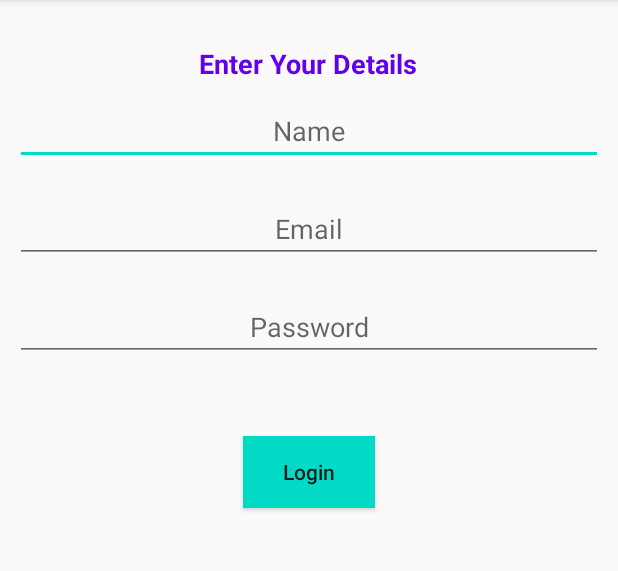
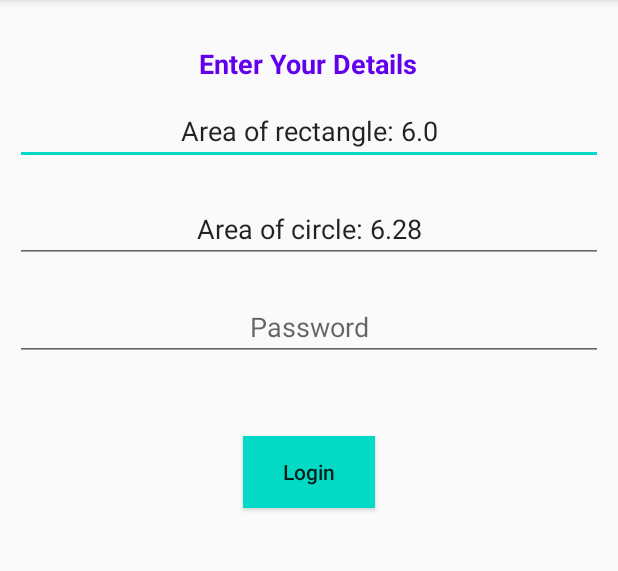
Before and after one commit to DevendraSaini180/Daily-Tasks, an Android app: the screen it shows after launch (MainActivity), after a tap on "Login", on a phone screen of 412 x 824 dp, the part 84-655 px from its top. Run offline under Robolectric (Android 15) with nearby library versions, the phone set to English and light mode, and no system bars.

Commit message:
second commit with abstract example

```diff
--- a/app/src/main/java/com/devendrasaini/sharedpreferencesapplication/MainActivity.java
+++ b/app/src/main/java/com/devendrasaini/sharedpreferencesapplication/MainActivity.java
@@ -11,7 +11,7 @@ import android.widget.Toast;
 
 public class MainActivity extends AppCompatActivity {
 
-    EditText textName, textPassword, textEmail;
+    EditText rectArea, textPassword, rectCircle;
     Button btnSave;
 
 
@@ -20,26 +20,43 @@ public class MainActivity extends AppCompatActivity {
         super.onCreate(savedInstanceState);
         setContentView(R.layout.activity_main);
 
+        uiInitialization();
+        btnLogin();
+    }
+
+    public void uiInitialization() {
+        rectArea = findViewById(R.id.editTextName);
+        rectCircle = findViewById(R.id.editTextEmail);
         btnSave = findViewById(R.id.button);
-
+    }
+    public void btnLogin() {
         btnSave.setOnClickListener(v -> {
+            interfaceDemo();
+            abstractDemo();
+        });
+    }
+    public void interfaceDemo() {
         Bicycle bicycle = new Bicycle();
         bicycle.changeGear(2);
         bicycle.speedUp(3);
         bicycle.applyBrakes(1);
 
-            System.out.println("Bicycle present state : ");
         Toast.makeText(this,"speed of bike is: "+ String.valueOf(bicycle.printStates()), Toast.LENGTH_SHORT).show();
-
-            //creating instance of bike
 
         Bike bike = new Bike();
         bike.changeGear(1);
         bike.speedUp(4);
         bike.applyBrakes(3);
 
-            System.out.println("Bike present state : ");
         Toast.makeText(this,"speed of bike is: "+String.valueOf(bike.printStates()), Toast.LENGTH_SHORT).show();
-        });
+    }
+    public void abstractDemo() {
+        Shape rect = new Rectangle(2, 3, "Rectangle");
+
+        Shape circle = new Circle(2, "Circle");
+
+        rectArea.setText("Area of rectangle: " +String.valueOf(rect.area()));
+
+        rectCircle.setText("Area of circle: " + String.valueOf(circle.area()));
     }
 }
--- /dev/null
+++ b/app/src/main/java/com/devendrasaini/sharedpreferencesapplication/Shape.java
@@ -0,0 +1,44 @@
+package com.devendrasaini.sharedpreferencesapplication;
+
+public abstract class Shape {
+    String objectName = " ";
+
+    Shape(String name) {
+        this.objectName = name;
+    }
+
+    // abstract methods which will be implemented by its subclass
+    abstract public double area();
+}
+
+class Rectangle extends Shape {
+    int length, width;
+
+    Rectangle(int length, int width, String name)
+    {
+        super(name);
+        this.length = length;
+        this.width = width;
+    }
+
+    @Override
+    public double area() {
+        return (double)(length*width);
+    }
+}
+
+class Circle extends Shape {
+    double pi = 3.14;
+    int radius;
+
+    Circle(int radius, String name)
+    {
+        super(name);
+        this.radius = radius;
+    }
+
+    @Override
+    public double area() {
+        return (double)(pi * radius * radius)/2;
+    }
+}
```
Lines whose indentation alone changed are shown as unchanged.
